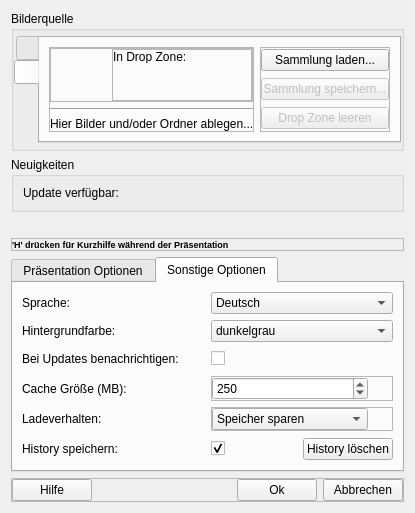
The window that settingsdialog.ui (hel800/picture-show2) describes before a commit, drawn with Qt 5.
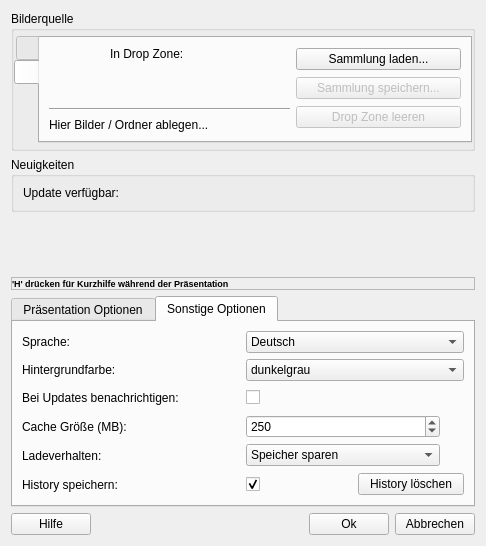
The same window after the commit. The open tabs and pages were chosen to show the change. Icons and pictures are not drawn.

What changed in the file:
```diff
--- a/settingsdialog.ui
+++ b/settingsdialog.ui
@@ -6,8 +6,8 @@
    <rect>
     <x>0</x>
     <y>0</y>
-    <width>415</width>
-    <height>503</height>
+    <width>486</width>
+    <height>546</height>
    </rect>
   </property>
   <property name="sizePolicy">
@@ -182,7 +182,7 @@
              </size>
             </property>
             <property name="frameShape">
-             <enum>QFrame::StyledPanel</enum>
+             <enum>QFrame::NoFrame</enum>
             </property>
             <property name="frameShadow">
              <enum>QFrame::Raised</enum>
@@ -203,10 +203,10 @@
              <item>
               <widget class="QFrame" name="frame_10">
                <property name="frameShape">
-                <enum>QFrame::StyledPanel</enum>
+                <enum>QFrame::NoFrame</enum>
                </property>
                <property name="frameShadow">
-                <enum>QFrame::Raised</enum>
+                <enum>QFrame::Plain</enum>
                </property>
                <layout class="QHBoxLayout" name="horizontalLayout_9">
                 <property name="leftMargin">
@@ -246,10 +246,10 @@
                 <item>
                  <widget class="QFrame" name="frame_11">
                   <property name="frameShape">
-                   <enum>QFrame::StyledPanel</enum>
+                   <enum>QFrame::NoFrame</enum>
                   </property>
                   <property name="frameShadow">
-                   <enum>QFrame::Raised</enum>
+                   <enum>QFrame::Plain</enum>
                   </property>
                   <layout class="QVBoxLayout" name="verticalLayout">
                    <property name="leftMargin">
@@ -307,7 +307,7 @@
                 </size>
                </property>
                <property name="text">
-                <string>Hier Bilder und/oder Ordner ablegen...</string>
+                <string>Hier Bilder / Ordner ablegen...</string>
                </property>
                <property name="alignment">
                 <set>Qt::AlignBottom|Qt::AlignLeading|Qt::AlignLeft</set>
@@ -330,12 +330,12 @@
             </property>
             <property name="maximumSize">
              <size>
-              <width>130</width>
+              <width>165</width>
               <height>120</height>
              </size>
             </property>
             <property name="frameShape">
-             <enum>QFrame::StyledPanel</enum>
+             <enum>QFrame::NoFrame</enum>
             </property>
             <property name="frameShadow">
              <enum>QFrame::Raised</enum>
@@ -761,7 +761,7 @@
        <item row="4" column="1">
         <widget class="QFrame" name="frame_4">
          <property name="frameShape">
-          <enum>QFrame::StyledPanel</enum>
+          <enum>QFrame::NoFrame</enum>
          </property>
          <property name="frameShadow">
           <enum>QFrame::Raised</enum>
@@ -827,7 +827,7 @@
        <item row="3" column="1">
         <widget class="QFrame" name="frame_5">
          <property name="frameShape">
-          <enum>QFrame::StyledPanel</enum>
+          <enum>QFrame::NoFrame</enum>
          </property>
          <property name="frameShadow">
           <enum>QFrame::Raised</enum>
@@ -1028,7 +1028,7 @@
    <item>
     <widget class="QFrame" name="frame_7">
      <property name="frameShape">
-      <enum>QFrame::StyledPanel</enum>
+      <enum>QFrame::NoFrame</enum>
      </property>
      <property name="frameShadow">
       <enum>QFrame::Raised</enum>
```
Left out of the diff: 7 changed lines with no effect on the pictures.
